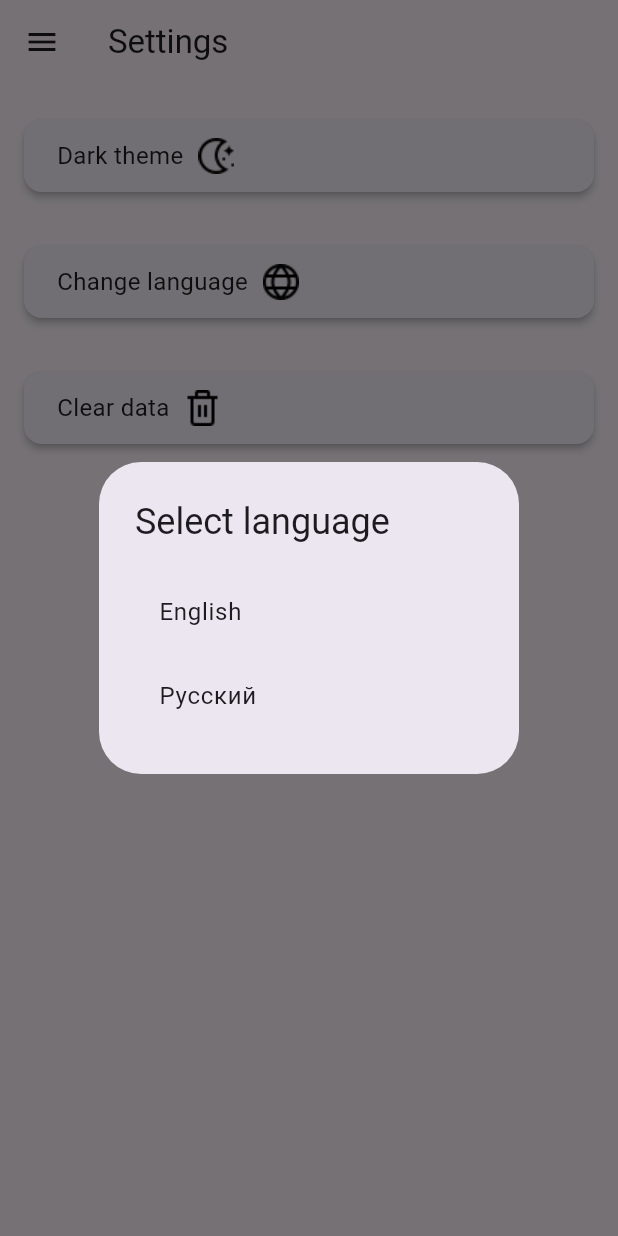
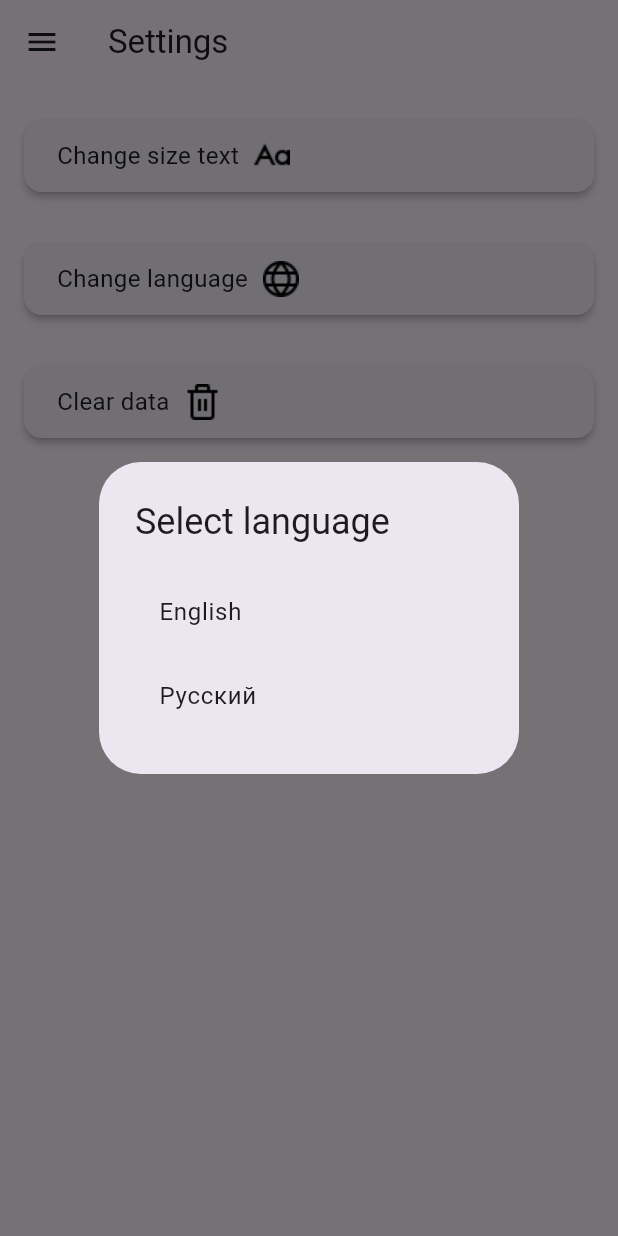
Before and after one commit to ialakey/srbguide, a Flutter app: the SettingsScreen screen opened directly, after a tap on "Change language", on a phone screen of 412 x 824 dp. Run offline on Flutter 3.47's test engine with Material 3 defaults, Android fonts, the phone set to English and light mode, and no system bars; our stand-ins replace flutter_markdown, flutter_xlider, open_file, photo_view, quickalert, share and 2 more; missing offline and left inert: add_2_calendar, docx_template; accounts and stored records are empty.

Commit message:
add new item settings

```diff
--- a/lib/screens/settings.dart
+++ b/lib/screens/settings.dart
@@ -3,6 +3,7 @@ import 'package:provider/provider.dart';
 import 'package:quickalert/quickalert.dart';
 import 'package:shared_preferences/shared_preferences.dart';
 import 'package:srbguide/app_localizations.dart';
+import 'package:srbguide/helper/text_size_dialog.dart';
 import 'package:srbguide/language_provider.dart';
 import 'package:srbguide/main.dart';
 import 'package:srbguide/widget/app_bar.dart';
@@ -17,11 +18,13 @@ class SettingsScreen extends StatefulWidget {
 class _SettingsScreenState extends State<SettingsScreen> {
   SharedPreferences? _prefs;
   bool _isDarkMode = false;
+  double _currentTextSize = 18.0;
 
   @override
   void initState() {
     super.initState();
     _loadSettings();
+    _loadSavedTextSize();
     Provider.of<LanguageProvider>(context, listen: false).init();
   }
 
@@ -80,10 +83,42 @@ class _SettingsScreenState extends State<SettingsScreen> {
     );
   }
 
+  Future<void> _saveTextSize(double textSize) async {
+    SharedPreferences prefs = await SharedPreferences.getInstance();
+    await prefs.setDouble('textSize', textSize);
+  }
+
+  Future<double> _loadTextSize() async {
+    SharedPreferences prefs = await SharedPreferences.getInstance();
+    return prefs.getDouble('textSize') ?? 18.0;
+  }
+
+  Future<void> _loadSavedTextSize() async {
+    double savedTextSize = await _loadTextSize();
+    setState(() {
+      _currentTextSize = savedTextSize;
+    });
+  }
+
+  void _setTextSize(double value) {
+    setState(() {
+      _currentTextSize = value;
+    });
+    _saveTextSize(value);
+  }
+
+  _changeTextSize() {
+    DialogHelper.showTextSizeDialog(
+      context,
+      _currentTextSize,
+      _setTextSize,
+    );
+  }
+
   //TODO почему то загружаются по всей видимости все экраны когда меняю тему (слишком медленно)
   @override
   Widget build(BuildContext context) {
-    String buttonText = _isDarkMode ? AppLocalizations.of(context)!.translate('light_theme') : AppLocalizations.of(context)!.translate('dark_theme');
+    //String buttonText = _isDarkMode ? AppLocalizations.of(context)!.translate('light_theme') : AppLocalizations.of(context)!.translate('dark_theme');
 
     return Scaffold(
       appBar:
@@ -99,17 +134,27 @@ class _SettingsScreenState extends State<SettingsScreen> {
           crossAxisAlignment: CrossAxisAlignment.stretch,
           children: [
             _buildCard(
-              buttonText,
+              AppLocalizations.of(context)!.translate('change_size_text'),
               ThemedIcon(
-                lightIcon: 'assets/icons_24x24/moon-stars.png',
-                darkIcon: 'assets/icons_24x24/sun.png',
+                lightIcon: 'assets/icons_24x24/letter-case.png',
+                darkIcon: 'assets/icons_24x24/letter-case.png',
                 size: 24.0,
               ),
-              _toggleTheme,
+              _changeTextSize,
             ),
-            SizedBox(height: 20),
+            SizedBox(height: 18),
+            // _buildCard(
+            //   buttonText,
+            //   ThemedIcon(
+            //     lightIcon: 'assets/icons_24x24/moon-stars.png',
+            //     darkIcon: 'assets/icons_24x24/sun.png',
+            //     size: 24.0,
+            //   ),
+            //   _toggleTheme,
+            // ),
+            // SizedBox(height: 20),
             _buildLanguageCard(context),
-            SizedBox(height: 20),
+            SizedBox(height: 18),
             _buildCard(
               AppLocalizations.of(context)!.translate('clear_data'),
               ThemedIcon(
```
Also changed, not shown: lib/screens/author.dart (+12 -17 lines), lib/screens/map.dart (+12 -12 lines).
